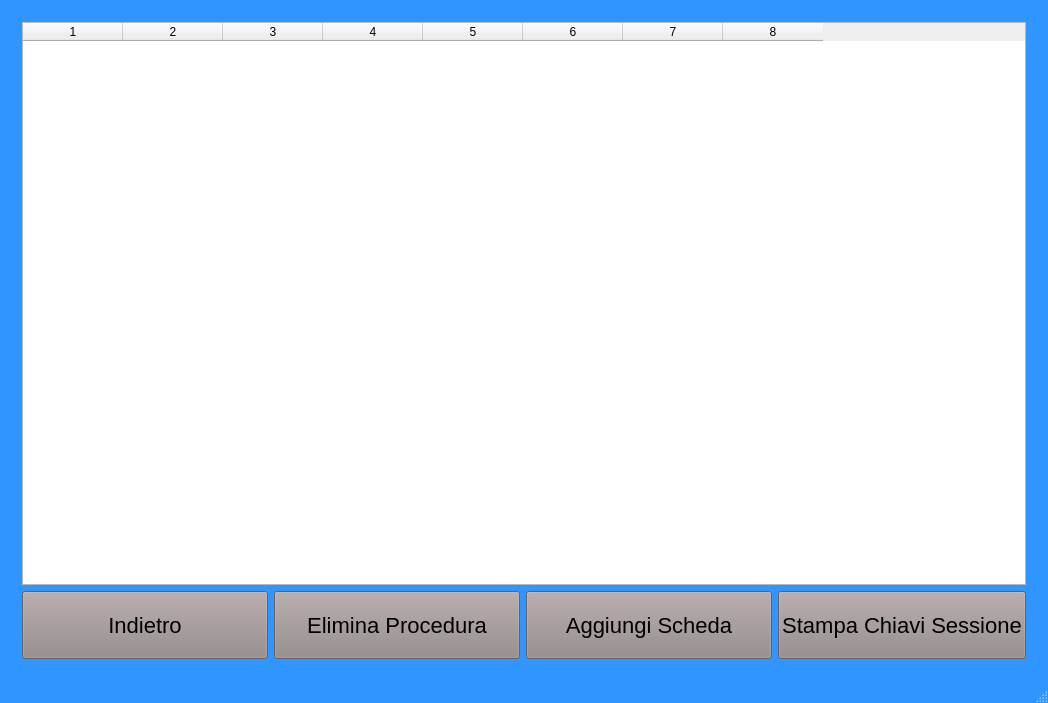
Qt form mainwindowtecnico.ui (giuseppedifatta/sistemaTecnico) before a commit.
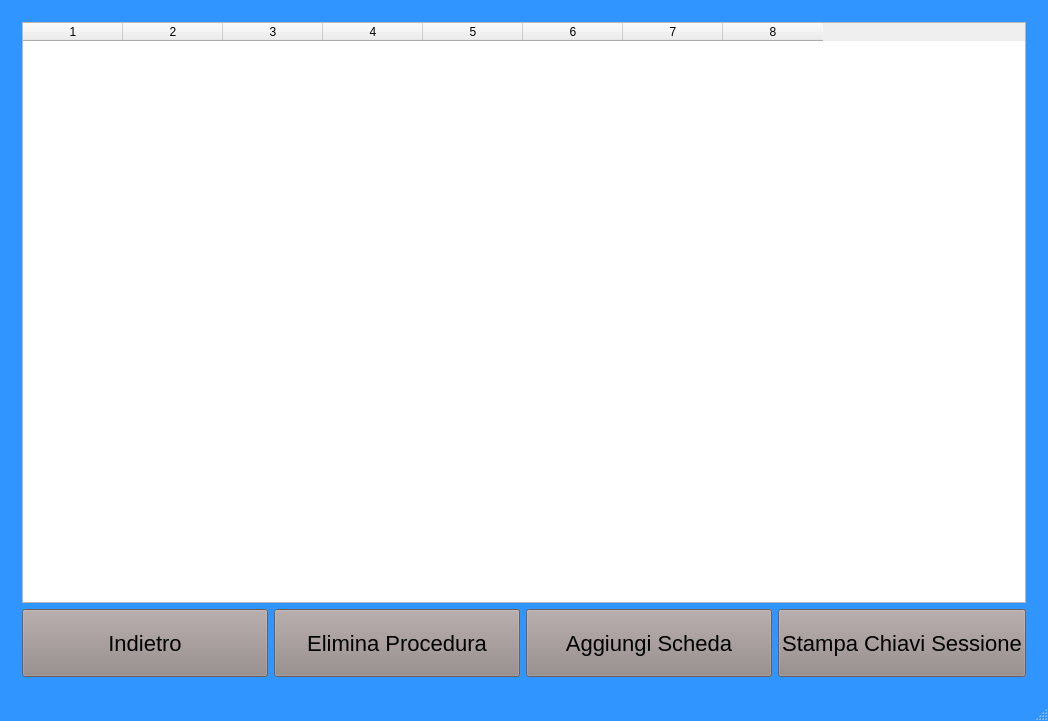
The same form after that commit. The open tabs and pages were chosen to show the change.

What changed in the file:
```diff
--- a/mainwindowtecnico.ui
+++ b/mainwindowtecnico.ui
@@ -7,7 +7,7 @@
     <x>0</x>
     <y>0</y>
     <width>1048</width>
-    <height>691</height>
+    <height>721</height>
    </rect>
   </property>
   <property name="windowTitle">
```
Left out of the diff: 2 changed lines with no effect on the pictures.
